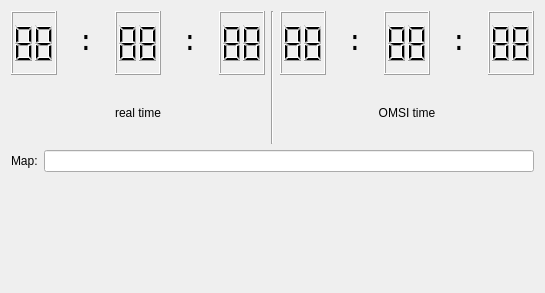
This is OTModules/wLFClient/Widgets/wdginformation.ui in pietr26/OMSI-Tools as Qt 5 draws it before an edit. The edited form follows.
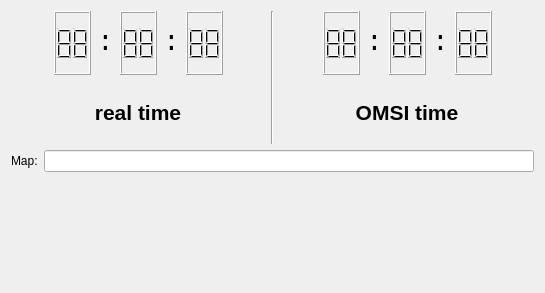
This is the edited form.

Commit message: fixed clock layout

What changed in the file:
```diff
--- a/OTModules/wLFClient/Widgets/wdginformation.ui
+++ b/OTModules/wLFClient/Widgets/wdginformation.ui
@@ -20,6 +20,19 @@
       <layout class="QVBoxLayout" name="verticalLayout">
        <item>
         <layout class="QHBoxLayout" name="horizontalLayout_2">
+         <item>
+          <spacer name="horizontalSpacer">
+           <property name="orientation">
+            <enum>Qt::Horizontal</enum>
+           </property>
+           <property name="sizeHint" stdset="0">
+            <size>
+             <width>40</width>
+             <height>20</height>
+            </size>
+           </property>
+          </spacer>
+         </item>
          <item>
           <widget class="QLCDNumber" name="lcdRealTimeHours">
            <property name="smallDecimalPoint">
@@ -102,10 +115,29 @@
            </property>
           </widget>
          </item>
+         <item>
+          <spacer name="horizontalSpacer_2">
+           <property name="orientation">
+            <enum>Qt::Horizontal</enum>
+           </property>
+           <property name="sizeHint" stdset="0">
+            <size>
+             <width>40</width>
+             <height>20</height>
+            </size>
+           </property>
+          </spacer>
+         </item>
         </layout>
        </item>
        <item>
         <widget class="QLabel" name="lblRealTimeText">
+         <property name="font">
+          <font>
+           <pointsize>16</pointsize>
+           <bold>true</bold>
+          </font>
+         </property>
          <property name="text">
           <string>real time</string>
          </property>
@@ -127,6 +159,19 @@
       <layout class="QVBoxLayout" name="verticalLayout_2">
        <item>
         <layout class="QHBoxLayout" name="horizontalLayout_3">
+         <item>
+          <spacer name="horizontalSpacer_3">
+           <property name="orientation">
+            <enum>Qt::Horizontal</enum>
+           </property>
+           <property name="sizeHint" stdset="0">
+            <size>
+             <width>40</width>
+             <height>20</height>
+            </size>
+           </property>
+          </spacer>
+         </item>
          <item>
           <widget class="QLCDNumber" name="lcdOMSITimeHours">
            <property name="smallDecimalPoint">
@@ -209,10 +254,29 @@
            </property>
           </widget>
          </item>
+         <item>
+          <spacer name="horizontalSpacer_4">
+           <property name="orientation">
+            <enum>Qt::Horizontal</enum>
+           </property>
+           <property name="sizeHint" stdset="0">
+            <size>
+             <width>40</width>
+             <height>20</height>
+            </size>
+           </property>
+          </spacer>
+         </item>
         </layout>
        </item>
        <item>
         <widget class="QLabel" name="lblOMSITimeText">
+         <property name="font">
+          <font>
+           <pointsize>16</pointsize>
+           <bold>true</bold>
+          </font>
+         </property>
          <property name="text">
           <string>OMSI time</string>
          </property>
```
